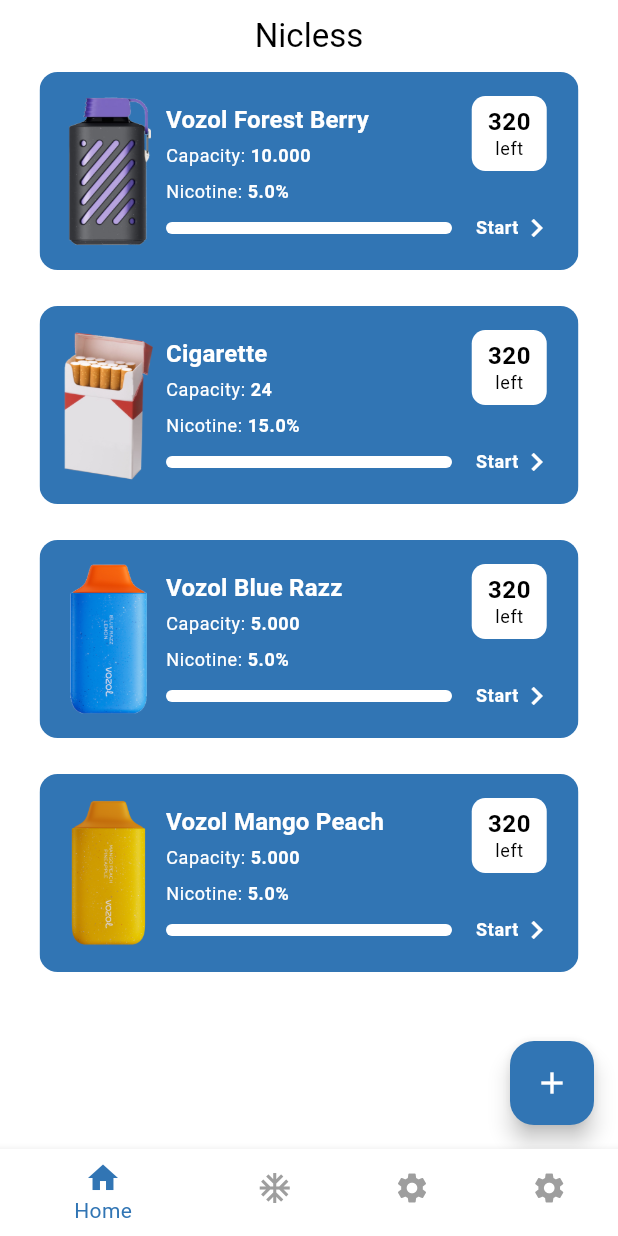
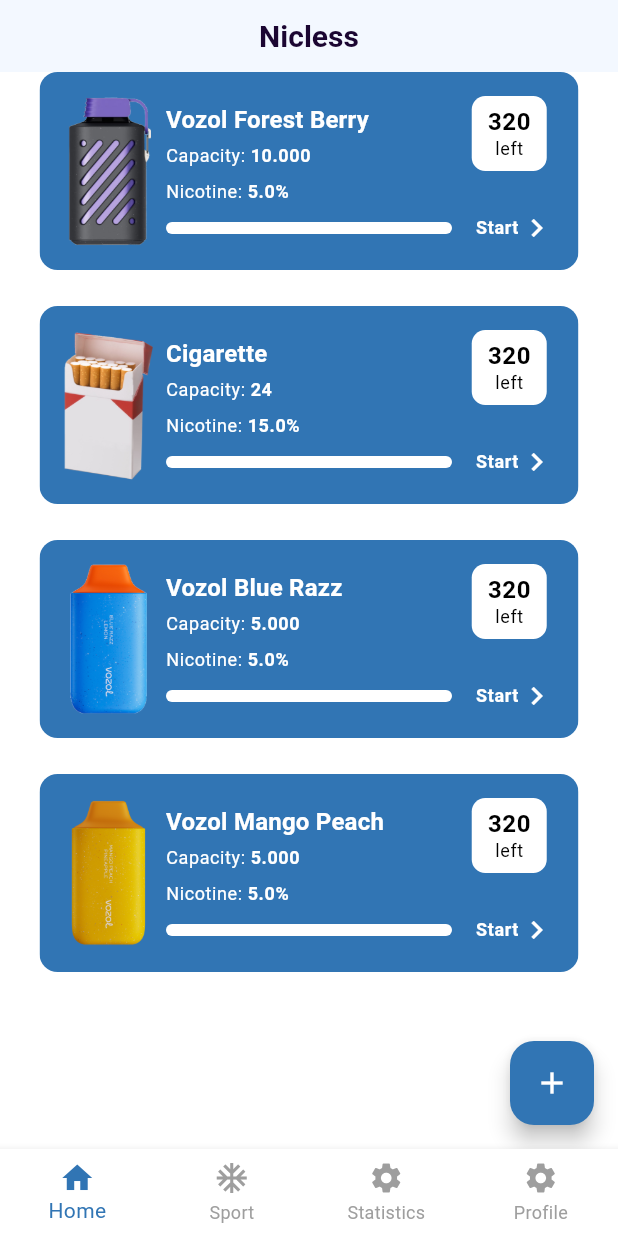
Before and after one commit to behzodfaiziev/nicless-flutter, a Flutter app: the screen it shows after launch, on a phone screen of 412 x 824 dp. Run offline on Flutter 3.47's test engine with Material 3 defaults, Android fonts, the phone set to English and light mode, and no system bars; our stand-ins replace auto_route, bloc, dartz, dio, equatable, file_picker and 10 more; accounts and stored records are empty.

Commit message:
updated theme

```diff
--- a/lib/product/theme/app_colors.dart
+++ b/lib/product/theme/app_colors.dart
@@ -7,7 +7,10 @@
 
   /// Secondary
   static const Color secondaryLight = Color(0xFF1B0632);
-  static const Color secondaryDark = Color(0xFF1976D2);
+  static const Color secondaryDark = Color(0xFFFFFFFF);
+///BottomNavBar
+  static const Color bottomNavBarLight = Color(0xFFFFFFFF);
+  static const Color bottomNavBarDark = Color(0xFF1C1C1C);
 
   /// Background
   static const Color backgroundLight = Color(0xFFF3F8FF);
--- a/lib/product/theme/dark/app_theme_dark.dart
+++ b/lib/product/theme/dark/app_theme_dark.dart
@@ -6,6 +6,8 @@
 
 class AppThemeDark {
   ThemeData get theme => ThemeData(
+        textTheme: TextThemeDark.textTheme,
+        primaryTextTheme: PrimaryTextThemeDark.textTheme,
         primaryColor: AppColors.primaryDark,
         colorScheme: const ColorScheme.light(
           primary: AppColors.primaryDark,
@@ -19,16 +21,16 @@
           titleTextStyle: TextStyle(
             color: Colors.white,
             fontSize: 20,
-            fontWeight: FontWeight.bold,
+            fontWeight: FontWeight.w600,
           ),
         ),
-        bottomNavigationBarTheme: BottomNavigationBarThemeData(
-          backgroundColor: Colors.red[700],
+        bottomNavigationBarTheme: const BottomNavigationBarThemeData(
+          backgroundColor: AppColors.bottomNavBarDark,
+          type: BottomNavigationBarType.fixed,
           elevation: 5,
-          selectedItemColor: AppColors.primaryDark,
-          unselectedItemColor: Colors.grey,
+          selectedItemColor: Colors.white,
+          unselectedItemColor: Colors.white54,
+          showUnselectedLabels: true,
         ),
-        textTheme: TextThemeDark.textTheme,
-        primaryTextTheme: PrimaryTextThemeDark.textTheme,
       );
 }
--- a/lib/product/theme/light/_app_theme_light.dart
+++ b/lib/product/theme/light/_app_theme_light.dart
@@ -6,6 +6,11 @@
 
 class AppThemeLight {
   ThemeData get theme => ThemeData(
+        /// Texts
+        textTheme: TextThemeLight.textTheme,
+        primaryTextTheme: PrimaryTextThemeLight.textTheme,
+
+        /// Colors
         primaryColor: AppColors.primaryLight,
         colorScheme: const ColorScheme.light(
           primary: AppColors.primaryLight,
@@ -13,7 +18,23 @@
           background: AppColors.backgroundLight,
           error: AppColors.errorLight,
         ),
-        textTheme: TextThemeLight.textTheme,
-        primaryTextTheme: PrimaryTextThemeLight.textTheme,
+
+        /// AppBar
+        appBarTheme: const AppBarTheme(
+          backgroundColor: AppColors.backgroundLight,
+          elevation: 0,
+          titleTextStyle: TextStyle(
+            color: AppColors.secondaryLight,
+            fontSize: 20,
+            fontWeight: FontWeight.w600,
+          ),
+        ),
+        bottomNavigationBarTheme: const BottomNavigationBarThemeData(
+          backgroundColor: Colors.white,
+          type: BottomNavigationBarType.fixed,
+          elevation: 5,
+          selectedItemColor: AppColors.primaryDark,
+          unselectedItemColor: Colors.grey,
+        ),
       );
 }
```
